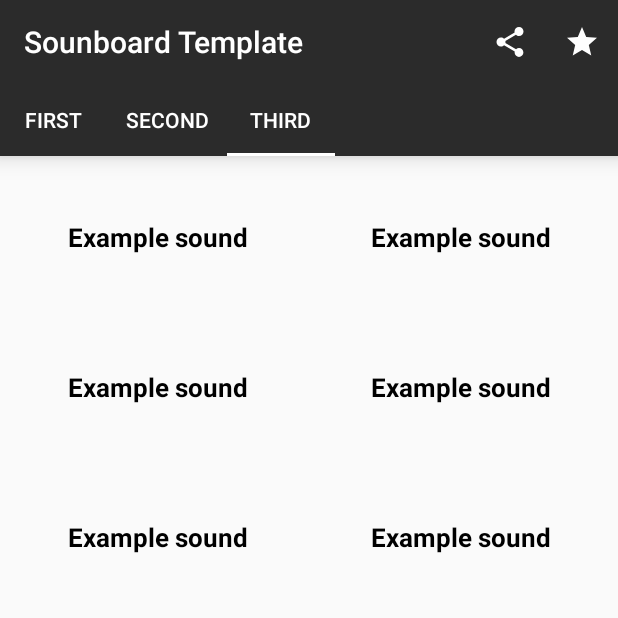
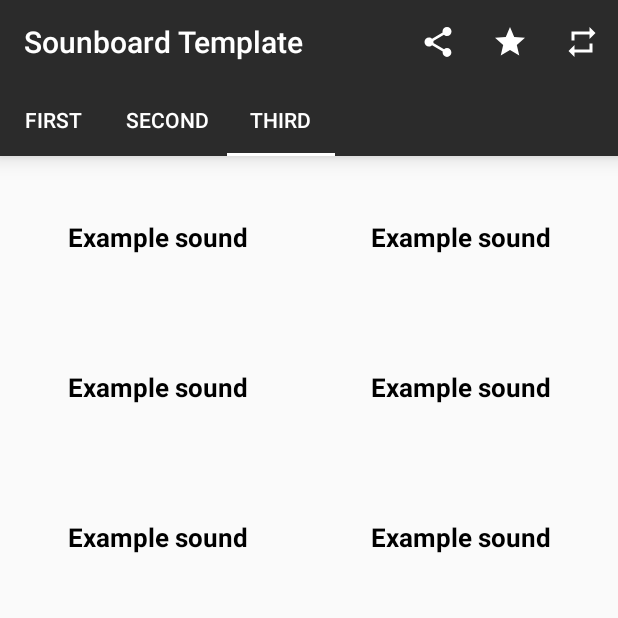
Before and after one commit to ZephyrVentum/Soundboard-Template, an Android app: the screen it shows after launch (StartActivity), tab 3 chosen, on a phone screen of 412 x 824 dp, the top half of it. Run offline under Robolectric (Android 15) with nearby library versions, the phone set to English and light mode, and no system bars; our stand-ins replace AdMob, data binding; libraries missing offline, so code that uses them is left out: com.makeramen.roundedimageview, jp.wasabeef.glide; pictures from the network do not load; 21 statements that could not run were skipped.

Commit message:
added sound pool, some code refactored

```diff
--- a/sample/src/main/java/ventum/zephyr/sounboardtemplate/StartActivity.kt
+++ b/sample/src/main/java/ventum/zephyr/sounboardtemplate/StartActivity.kt
@@ -7,35 +7,30 @@ import ventum.zephyr.soundboardtemplate.ui.SoundboardActivity
 
 class StartActivity : SoundboardActivity() {
 
-    override fun getSoundboardCategories(): ArrayList<SoundboardCategory> {
-        val soundboardCategories: ArrayList<SoundboardCategory> = ArrayList()
-        soundboardCategories.add(createFirstCategory())
-        soundboardCategories.add(createSecondCategory())
-        soundboardCategories.add(createThirdCategory())
-        return soundboardCategories
+    override fun getSoundboardCategories() = ArrayList<SoundboardCategory>().apply {
+        add(createFirstCategory())
+        add(createSecondCategory())
+        add(createThirdCategory())
     }
 
     private fun createFirstCategory(): SoundboardCategory {
         val soundItems = SoundItems()
         for (i in 0..6 step 1) {
-            soundItems.add(SoundItem(R.drawable.bg_main, R.raw.lvlup_sound))
+            soundItems.add(SoundItem(R.drawable.bg_main, R.raw.lvlup_sound, soundPool.load(this, R.raw.lvlup_sound, 1)))
         }
         return SoundboardCategory("First", soundItems)
     }
 
-    private fun createSecondCategory(): SoundboardCategory {
-        val soundItems = SoundItems().apply {
-            for (i in 0..11) {
-                add(SoundItem(R.drawable.bg_main, R.raw.lvlup_sound))
-            }
+    private fun createSecondCategory() = SoundboardCategory("Second", SoundItems().apply {
+        for (i in 0..11) {
+            add(SoundItem(R.drawable.bg_main, R.raw.lvlup_sound, soundPool.load(this@StartActivity, R.raw.lvlup_sound, 1)))
         }
-        return SoundboardCategory("Second", soundItems)
-    }
+    })
 
     private fun createThirdCategory(): SoundboardCategory {
         val soundItems = SoundItems()
         for (i in 0..5) {
-            soundItems.add(SoundItem(R.drawable.bg_main, R.raw.lvlup_sound, R.string.example_sound_name))
+            soundItems.add(SoundItem(R.drawable.bg_main, R.raw.lvlup_sound, R.string.example_sound_name, soundPool.load(this, R.raw.lvlup_sound, 1)))
         }
         return SoundboardCategory("Third", soundItems)
     }
--- a/soundboard-template/src/main/java/ventum/zephyr/soundboardtemplate/adapter/SoundsAdapter.kt
+++ b/soundboard-template/src/main/java/ventum/zephyr/soundboardtemplate/adapter/SoundsAdapter.kt
@@ -42,7 +42,7 @@ class SoundsAdapter(private val soundItems: ArrayList<SoundItem>, val listener:
 
         private fun getRippleColorStateList(color: Int): ColorStateList = ColorStateList(arrayOf(intArrayOf()), intArrayOf(color))
 
-        private fun getRippleDrawable(context: Context, @DrawableRes drawable: Int): RippleDrawable = RippleDrawable(
+        private fun getRippleDrawable(context: Context, @DrawableRes drawable: Int) = RippleDrawable(
                 getRippleColorStateList(ContextCompat.getColor(context, R.color.ripple_effect_color)),
                 ContextCompat.getDrawable(context, drawable), null)
     }
--- a/soundboard-template/src/main/java/ventum/zephyr/soundboardtemplate/model/SoundItem.kt
+++ b/soundboard-template/src/main/java/ventum/zephyr/soundboardtemplate/model/SoundItem.kt
@@ -7,8 +7,13 @@ import android.support.annotation.RawRes
 import android.support.annotation.StringRes
 import java.io.Serializable
 
-class SoundItem(@DrawableRes val image: Int, @RawRes val sound: Int, @StringRes val name: Int = -1) : Parcelable {
+class SoundItem(@DrawableRes val image: Int, @RawRes val sound: Int, @StringRes val name: Int = -1, val soundId: Int = -1) : Parcelable {
+
+    constructor(@DrawableRes image: Int, @RawRes sound: Int, soundId: Int) : this(image, sound, -1, soundId)
+
     constructor(source: Parcel) : this(
+            source.readInt(),
+            source.readInt(),
             source.readInt(),
             source.readInt()
     )
@@ -18,6 +23,8 @@ class SoundItem(@DrawableRes val image: Int, @RawRes val sound: Int, @StringRes
     override fun writeToParcel(dest: Parcel, flags: Int) = with(dest) {
         writeInt(image)
         writeInt(sound)
+        writeInt(name)
+        writeInt(soundId)
     }
 
     companion object {
--- a/soundboard-template/src/main/java/ventum/zephyr/soundboardtemplate/ui/SoundboardActivity.kt
+++ b/soundboard-template/src/main/java/ventum/zephyr/soundboardtemplate/ui/SoundboardActivity.kt
@@ -3,7 +3,8 @@ package ventum.zephyr.soundboardtemplate.ui
 import android.content.Intent
 import android.databinding.DataBindingUtil
 import android.graphics.PorterDuff
-import android.media.MediaPlayer
+import android.media.AudioAttributes
+import android.media.SoundPool
 import android.net.Uri
 import android.os.Bundle
 import android.support.v4.content.ContextCompat
@@ -29,18 +30,30 @@ abstract class SoundboardActivity : AppCompatActivity(), SoundItemActionListener
     private lateinit var binding: ventum.zephyr.soundboardtemplate.databinding.ActivitySoundboardBinding
     private lateinit var soundboardCategories: ArrayList<SoundboardCategory>
     private lateinit var interstitialAd: InterstitialAd
-    private var mediaPlayer: MediaPlayer = MediaPlayer()
-    private var clicksAdCounter: Int = 0
-    private var clicksToShowAd: Int = Random().nextInt(6) + 10
+    protected lateinit var soundPool: SoundPool
+    private var clicksAdCounter = 0
+    private var clicksToShowAd = Random().nextInt(6) + 10
+    private var isMultiStreamsEnable: Boolean = true
 
     override fun onCreate(savedInstanceState: Bundle?) {
         super.onCreate(savedInstanceState)
         binding = DataBindingUtil.setContentView(this, R.layout.activity_soundboard)
+        initSoundPool()
         soundboardCategories = getSoundboardCategories()
         setupAds()
         setupToolbar()
         setupBackgroundImage()
         setupViewPager()
+    }
+
+    private fun initSoundPool() {
+        soundPool = SoundPool.Builder().setAudioAttributes(
+                AudioAttributes.Builder()
+                        .setUsage(AudioAttributes.USAGE_GAME)
+                        .setContentType(AudioAttributes.CONTENT_TYPE_SONIFICATION)
+                        .build())
+                .setMaxStreams(10)
+                .build()
     }
 
     private fun setupAds() {
@@ -63,9 +76,9 @@ abstract class SoundboardActivity : AppCompatActivity(), SoundItemActionListener
     private fun onAdShowTrigger() = interstitialAd.let { if (it.isLoaded && ++clicksAdCounter == clicksToShowAd) it.show() }
 
     override fun onSoundItemClicked(item: SoundItem) {
-        val mp = MediaPlayer.create(this, item.sound)
-        mp.start()
         onAdShowTrigger()
+        if (!isMultiStreamsEnable) soundPool.autoPause()
+        soundPool.play(item.soundId, 1f, 1f, 1, 0, 0f)
     }
 
     private fun setupBackgroundImage() = Glide.with(this).load(R.drawable.bg_main)
@@ -106,6 +119,10 @@ abstract class SoundboardActivity : AppCompatActivity(), SoundItemActionListener
                 showRateUs()
                 handled = true
             }
+            R.id.action_repeat -> {
+                isMultiStreamsEnable = !isMultiStreamsEnable
+                item.setIcon(if (isMultiStreamsEnable) R.drawable.ic_repeat_black_24dp else R.drawable.ic_repeat_one_black_24dp)
+            }
         }
         return handled || super.onOptionsItemSelected(item)
     }
--- /dev/null
+++ b/soundboard-template/src/main/res/drawable/ic_repeat_black_24dp.xml
@@ -0,0 +1,9 @@
+<vector xmlns:android="http://schemas.android.com/apk/res/android"
+        android:width="24dp"
+        android:height="24dp"
+        android:viewportWidth="24.0"
+        android:viewportHeight="24.0">
+    <path
+        android:fillColor="#FFFFFFFF"
+        android:pathData="M7,7h10v3l4,-4 -4,-4v3L5,5v6h2L7,7zM17,17L7,17v-3l-4,4 4,4v-3h12v-6h-2v4z"/>
+</vector>
--- /dev/null
+++ b/soundboard-template/src/main/res/drawable/ic_repeat_one_black_24dp.xml
@@ -0,0 +1,9 @@
+<vector xmlns:android="http://schemas.android.com/apk/res/android"
+        android:width="24dp"
+        android:height="24dp"
+        android:viewportWidth="24.0"
+        android:viewportHeight="24.0">
+    <path
+        android:fillColor="#FFFFFFFF"
+        android:pathData="M7,7h10v3l4,-4 -4,-4v3L5,5v6h2L7,7zM17,17L7,17v-3l-4,4 4,4v-3h12v-6h-2v4zM13,15L13,9h-1l-2,1v1h1.5v4L13,15z"/>
+</vector>
--- a/soundboard-template/src/main/res/menu/menu.xml
+++ b/soundboard-template/src/main/res/menu/menu.xml
@@ -5,14 +5,22 @@
         android:id="@+id/action_share"
         android:name="@string/share_menu"
         android:icon="@drawable/ic_share_black_24dp"
+        android:title="@string/share_menu"
         android:visible="true"
-        app:showAsAction="ifRoom"
-        android:title="@string/share_menu" />
+        app:showAsAction="ifRoom" />
     <item
         android:id="@+id/action_rate"
         android:name="@string/rate_us_menu"
         android:icon="@drawable/ic_star_black_24dp"
+        android:title="@string/rate_us_menu"
         android:visible="true"
-        app:showAsAction="ifRoom"
-        android:title="@string/rate_us_menu" />
+        app:showAsAction="ifRoom" />
+
+    <item
+        android:id="@+id/action_repeat"
+        android:name="@string/repeat_menu"
+        android:icon="@drawable/ic_repeat_black_24dp"
+        android:title="@string/repeat_menu"
+        android:visible="true"
+        app:showAsAction="ifRoom" />
 </menu>
--- a/soundboard-template/src/main/res/values/strings.xml
+++ b/soundboard-template/src/main/res/values/strings.xml
@@ -9,4 +9,5 @@
     <string name="example_sound_name">Example sound</string>
     <string name="share_menu">Share</string>
     <string name="rate_us_menu">Rate us!</string>
+    <string name="repeat_menu">Repeat</string>
 </resources>
```
